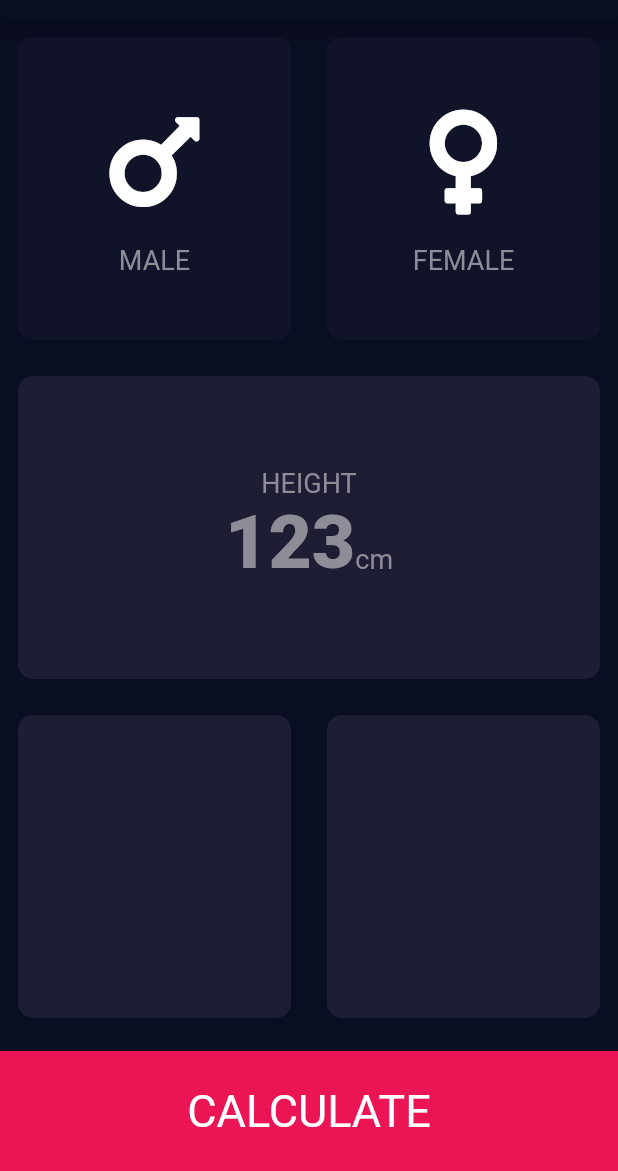
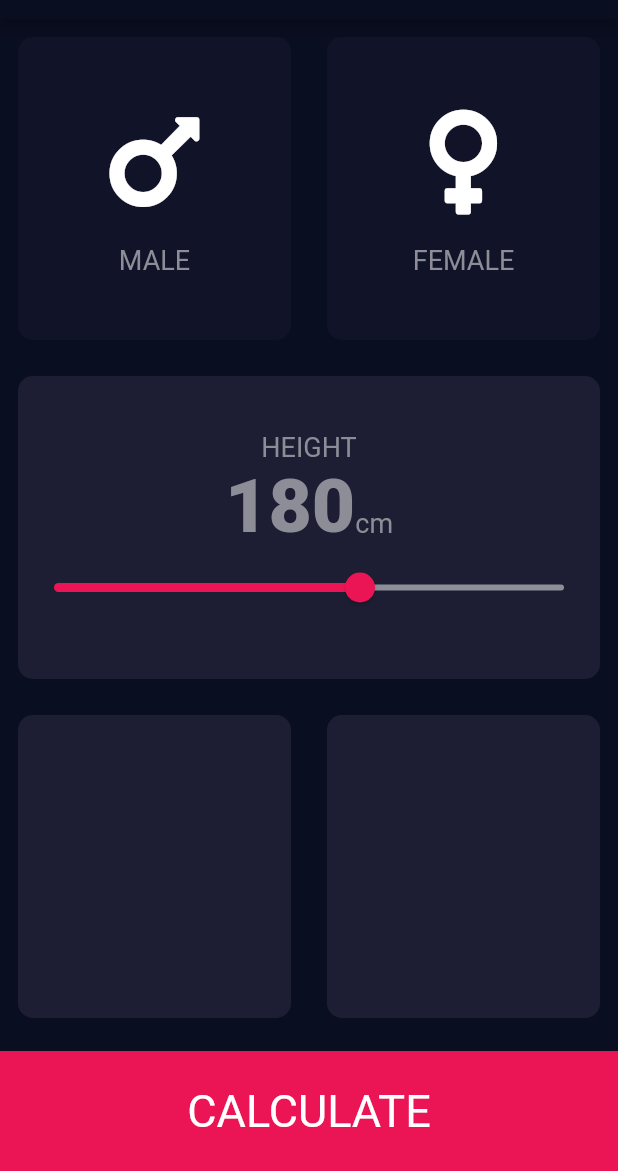
Before and after one commit to gaiyadev/bmi_calculator, a Flutter app: the screen it shows after launch, on a phone screen of 412 x 824 dp, the part 65-1236 px from its top. Run offline on Flutter 3.47's test engine with Material 2 defaults, Android fonts, the phone set to English and light mode, and no system bars; our stand-ins replace font_awesome_flutter.

Commit message:
Add: added slider to select height

```diff
--- a/lib/constants.dart
+++ b/lib/constants.dart
@@ -6,6 +6,10 @@ const kIconColor = Colors.white;
 const kActiveCardColor = Color(0XFF1D1E33);
 const kInactiveCardColor = Color(0XFF111328);
 const kBottomContainerColor = Color(0XFFEB1555);
+const kSliderMinValue = 120;
+const kSliderMaxValue = 220;
+const kLSliderActiveColor = Color(0XFFEB1555);
+const kSliderInactiveColor = Color(0XFF8D8E98);
 const kLabelColor = TextStyle(
   fontSize: 18.0,
   color: Color(
--- a/lib/home.dart
+++ b/lib/home.dart
@@ -13,6 +13,7 @@ class InputPage extends StatefulWidget {
 
 class _InputPageState extends State<InputPage> {
   Gender selectedGender;
+  int height = 180;
 
   @override
   Widget build(BuildContext context) {
@@ -76,7 +77,7 @@ class _InputPageState extends State<InputPage> {
                     textBaseline: TextBaseline.alphabetic,
                     children: [
                       Text(
-                        '123',
+                        height.toString(),
                         style: kSliderLabelTextColor,
                       ),
                       Text(
@@ -85,6 +86,18 @@ class _InputPageState extends State<InputPage> {
                       ),
                     ],
                   ),
+                  Slider(
+                    value: height.toDouble(),
+                    min: kSliderMinValue.toDouble(),
+                    max: kSliderMaxValue.toDouble(),
+                    onChanged: (double newValue) {
+                      setState(() {
+                        height = newValue.round();
+                      });
+                    },
+                    activeColor: kLSliderActiveColor,
+                    inactiveColor: kSliderInactiveColor,
+                  )
                 ],
               ),
               colour: kActiveCardColor,
```
